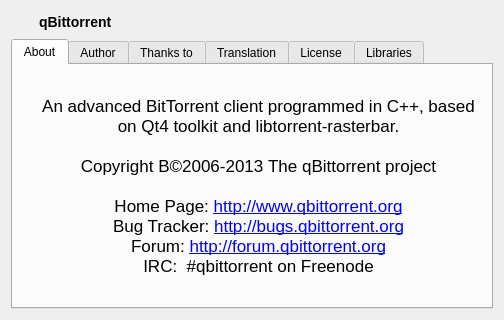
Above: src/about.ui from qbittorrent/qBittorrent before the change. Below: the same form after it.
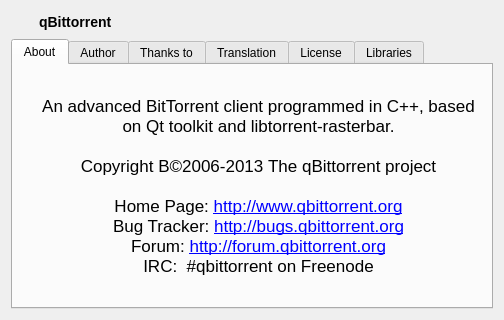
That is the form after the change. Icons and pictures are not drawn.

The edit to the form file:
```diff
--- a/src/about.ui
+++ b/src/about.ui
@@ -105,10 +105,10 @@
           <string>&lt;!DOCTYPE HTML PUBLIC &quot;-//W3C//DTD HTML 4.0//EN&quot; &quot;http://www.w3.org/TR/REC-html40/strict.dtd&quot;&gt;
 &lt;html&gt;&lt;head&gt;&lt;meta name=&quot;qrichtext&quot; content=&quot;1&quot; /&gt;&lt;style type=&quot;text/css&quot;&gt;
 p, li { white-space: pre-wrap; }
-&lt;/style&gt;&lt;/head&gt;&lt;body style=&quot; font-family:'Lucida Grande'; font-size:13pt; font-weight:400; font-style:normal;&quot;&gt;
-&lt;p style=&quot; margin-top:0px; margin-bottom:0px; margin-left:0px; margin-right:0px; -qt-block-indent:0; text-indent:0px;&quot;&gt;An advanced BitTorrent client programmed in C++, based on Qt4 toolkit and libtorrent-rasterbar. &lt;br /&gt;&lt;br /&gt;Copyright Β©2006-2013 The qBittorrent project&lt;br /&gt;&lt;br /&gt;Home Page: &lt;a href=&quot;http://www.qbittorrent.org&quot;&gt;&lt;span style=&quot; text-decoration: underline; color:#0000ff;&quot;&gt;http://www.qbittorrent.org&lt;/span&gt;&lt;/a&gt;&lt;/p&gt;
-&lt;p style=&quot; margin-top:0px; margin-bottom:0px; margin-left:0px; margin-right:0px; -qt-block-indent:0; text-indent:0px;&quot;&gt;Bug Tracker: &lt;a href=&quot;http://bugs.qbittorrent.org&quot;&gt;&lt;span style=&quot; text-decoration: underline; color:#0000ff;&quot;&gt;http://bugs.qbittorrent.org&lt;/span&gt;&lt;/a&gt;&lt;br /&gt;Forum: &lt;a href=&quot;http://forum.qbittorrent.org&quot;&gt;&lt;span style=&quot; text-decoration: underline; color:#0000ff;&quot;&gt;http://forum.qbittorrent.org&lt;/span&gt;&lt;/a&gt;&lt;/p&gt;
-&lt;p style=&quot; margin-top:0px; margin-bottom:0px; margin-left:0px; margin-right:0px; -qt-block-indent:0; text-indent:0px;&quot;&gt;IRC:  #qbittorrent on Freenode&lt;/p&gt;&lt;/body&gt;&lt;/html&gt;</string>
+&lt;/style&gt;&lt;/head&gt;&lt;body style=&quot; font-family:'Sans Serif'; font-size:9pt; font-weight:400; font-style:normal;&quot;&gt;
+&lt;p style=&quot; margin-top:0px; margin-bottom:0px; margin-left:0px; margin-right:0px; -qt-block-indent:0; text-indent:0px;&quot;&gt;&lt;span style=&quot; font-family:'Lucida Grande'; font-size:13pt;&quot;&gt;An advanced BitTorrent client programmed in C++, based on Qt toolkit and libtorrent-rasterbar. &lt;br /&gt;&lt;br /&gt;Copyright Β©2006-2013 The qBittorrent project&lt;br /&gt;&lt;br /&gt;Home Page: &lt;/span&gt;&lt;a href=&quot;http://www.qbittorrent.org&quot;&gt;&lt;span style=&quot; font-family:'Lucida Grande'; font-size:13pt; text-decoration: underline; color:#0000ff;&quot;&gt;http://www.qbittorrent.org&lt;/span&gt;&lt;/a&gt;&lt;/p&gt;
+&lt;p style=&quot; margin-top:0px; margin-bottom:0px; margin-left:0px; margin-right:0px; -qt-block-indent:0; text-indent:0px;&quot;&gt;&lt;span style=&quot; font-family:'Lucida Grande'; font-size:13pt;&quot;&gt;Bug Tracker: &lt;/span&gt;&lt;a href=&quot;http://bugs.qbittorrent.org&quot;&gt;&lt;span style=&quot; font-family:'Lucida Grande'; font-size:13pt; text-decoration: underline; color:#0000ff;&quot;&gt;http://bugs.qbittorrent.org&lt;/span&gt;&lt;/a&gt;&lt;span style=&quot; font-family:'Lucida Grande'; font-size:13pt;&quot;&gt;&lt;br /&gt;Forum: &lt;/span&gt;&lt;a href=&quot;http://forum.qbittorrent.org&quot;&gt;&lt;span style=&quot; font-family:'Lucida Grande'; font-size:13pt; text-decoration: underline; color:#0000ff;&quot;&gt;http://forum.qbittorrent.org&lt;/span&gt;&lt;/a&gt;&lt;/p&gt;
+&lt;p style=&quot; margin-top:0px; margin-bottom:0px; margin-left:0px; margin-right:0px; -qt-block-indent:0; text-indent:0px;&quot;&gt;&lt;span style=&quot; font-family:'Lucida Grande'; font-size:13pt;&quot;&gt;IRC:  #qbittorrent on Freenode&lt;/span&gt;&lt;/p&gt;&lt;/body&gt;&lt;/html&gt;</string>
          </property>
          <property name="textFormat">
           <enum>Qt::RichText</enum>
```
Left out of the diff: 15 changed lines with no effect on the pictures.
